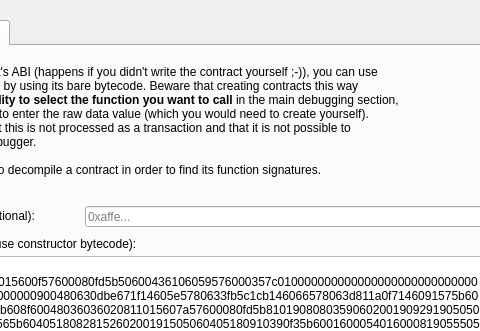
First picture: the form in app/ui/qt_templates/ui_add_contract.ui, repository tanmaster/EVM-Simulator, before the edit; both pictures show x 247 to 727 and y 0 to 331 of the 815 by 626 pixel window.
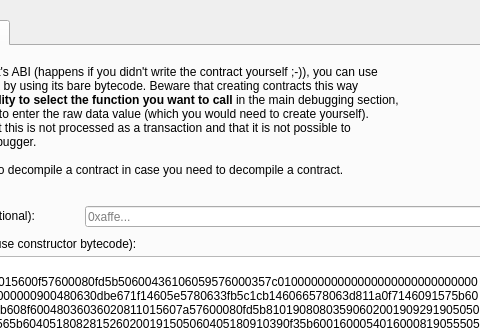
Second picture: the form after the edit. The open tabs and pages were chosen to show the change.

Commit message: better input validation in contract create dialog

```diff
--- a/app/ui/qt_templates/ui_add_contract.ui
+++ b/app/ui/qt_templates/ui_add_contract.ui
@@ -148,7 +148,7 @@
       </rect>
      </property>
      <property name="text">
-      <string>&lt;html&gt;&lt;head/&gt;&lt;body&gt;&lt;p&gt;If you don't know the contract's ABI (happens if you didn't write the contract yourself ;-)), you can use &lt;br/&gt;this section to load a contract by using its bare bytecode. Beware that creating contracts this way &lt;br/&gt;means that &lt;span style=&quot; font-weight:600;&quot;&gt;you lose the ability to select the function you want to call&lt;/span&gt; in the main debugging section, &lt;br/&gt;and that you will rather need to enter the raw data value (which you would need to create yourself). &lt;br/&gt;Also please keep in mind that this is not processed as a transaction and that it is not possible to &lt;br/&gt;inspect the steps with the debugger.&lt;br/&gt;&lt;br/&gt;You can use &lt;a href=&quot;https://ethervm.io/decompile&quot;&gt;&lt;span style=&quot; text-decoration: underline; color:#0000ff;&quot;&gt;this&lt;/span&gt;&lt;/a&gt; handy tool to decompile a contract in order to find its function signatures.&lt;/p&gt;&lt;/body&gt;&lt;/html&gt;</string>
+      <string>&lt;html&gt;&lt;head/&gt;&lt;body&gt;&lt;p&gt;If you don't know the contract's ABI (happens if you didn't write the contract yourself ;-)), you can use &lt;br/&gt;this section to load a contract by using its bare bytecode. Beware that creating contracts this way &lt;br/&gt;means that &lt;span style=&quot; font-weight:600;&quot;&gt;you lose the ability to select the function you want to call&lt;/span&gt; in the main debugging section, &lt;br/&gt;and that you will rather need to enter the raw data value (which you would need to create yourself). &lt;br/&gt;Also please keep in mind that this is not processed as a transaction and that it is not possible to &lt;br/&gt;inspect the steps with the debugger.&lt;br/&gt;&lt;br/&gt;You can use &lt;a href=&quot;https://ethervm.io/decompile&quot;&gt;&lt;span style=&quot; text-decoration: underline; color:#0000ff;&quot;&gt;this&lt;/span&gt;&lt;/a&gt; handy tool to decompile a contract in case you need to decompile a contract.&lt;/p&gt;&lt;/body&gt;&lt;/html&gt;</string>
      </property>
     </widget>
     <widget class="QPlainTextEdit" name="bytecode_te">
```
The commit also changes 2 other files.
